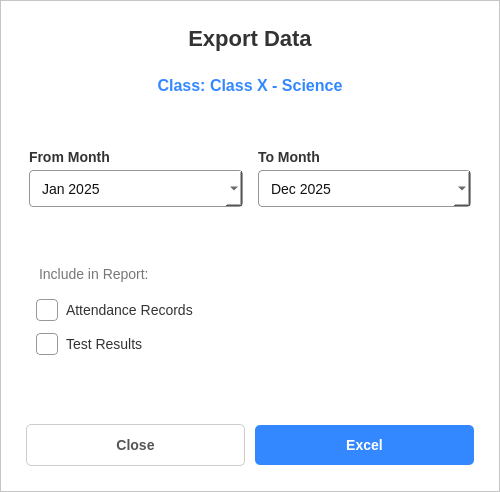
The window that ui/QTFiles/Components/exportReportPopup.ui (fizzycoding/Attendance-Management-System--College) describes before a commit, drawn with Qt 5.
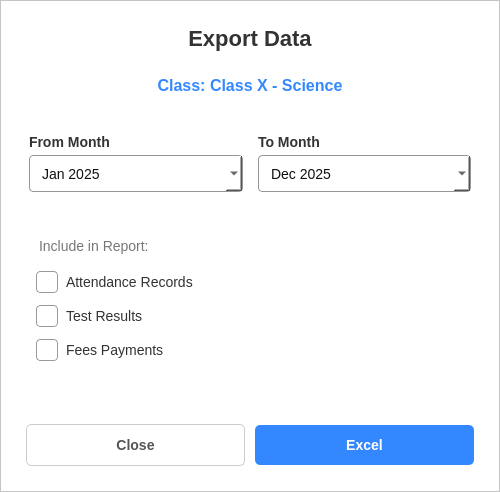
The same window after the commit. Icons and pictures are not drawn.

```diff
--- a/ui/QTFiles/Components/exportReportPopup.ui
+++ b/ui/QTFiles/Components/exportReportPopup.ui
@@ -314,6 +314,19 @@
            </property>
           </widget>
          </item>
+         <item>
+          <widget class="QCheckBox" name="check_fees">
+           <property name="cursor">
+            <cursorShape>PointingHandCursor</cursorShape>
+           </property>
+           <property name="text">
+            <string>Fees Payments</string>
+           </property>
+           <property name="checked">
+            <bool>true</bool>
+           </property>
+          </widget>
+         </item>
         </layout>
        </widget>
       </item>
```
